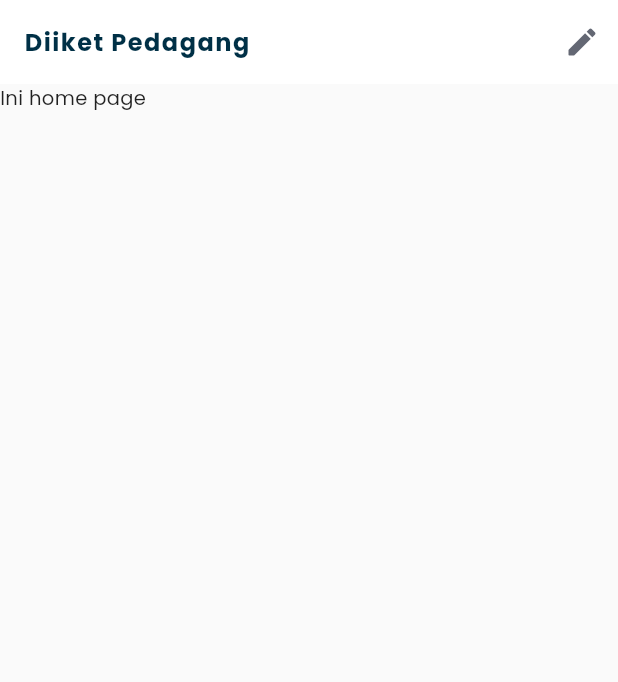
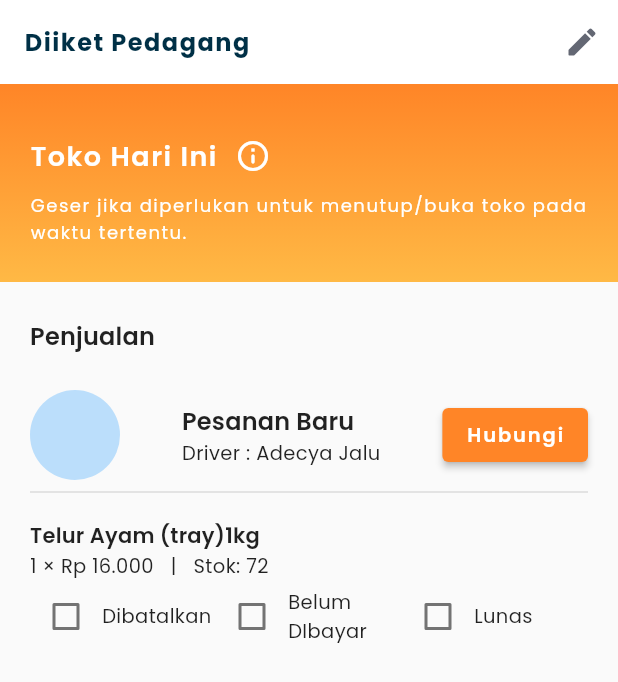
Before and after one commit to Innodev-K8/diiket-seller, a Flutter app: the screen it shows after launch, on a phone screen of 412 x 824 dp. Shown: the top 682 px of the screen. Run offline on Flutter 3.47's test engine with Material 2 defaults, Android fonts, the phone set to English and light mode, and no system bars; our stand-ins replace dio, firebase_auth, firebase_core, firebase_crashlytics, firebase_messaging, firebase_remote_config and 4 more; missing offline and left inert: diiket_models; accounts and stored records are empty.

Commit message:
Home page dan edit page
kurang titik tambahono

```diff
--- a/lib/main.dart
+++ b/lib/main.dart
@@ -20,7 +20,7 @@ class MyApp extends StatelessWidget {
   @override
   Widget build(BuildContext context) {
     return MaterialApp(
-      title: 'Diiket Driver',
+      title: 'Diiket Seller',
       debugShowCheckedModeBanner: false,
       theme: kAppTheme,
       initialRoute: HomePage.route,
--- a/lib/ui/pages/home_page.dart
+++ b/lib/ui/pages/home_page.dart
@@ -1,6 +1,9 @@
 import 'package:flutter/material.dart';
 import 'package:flutter/services.dart';
 import 'package:seller/ui/common/styles.dart';
+import 'package:seller/ui/pages/edit_page.dart';
+import 'package:seller/ui/widgets/order_list.dart';
+import 'package:seller/ui/widgets/stall_information.dart';
 
 class HomePage extends StatelessWidget {
   static String route = 'home';
@@ -23,7 +26,12 @@ class HomePage extends StatelessWidget {
           ),
           actions: [
             IconButton(
-            onPressed: () {},
+              onPressed: () {
+                Navigator.push(
+                  context,
+                  MaterialPageRoute(builder: (context) => EditPage()),
+                );
+              },
               icon: Icon(
                 Icons.edit_rounded,
                 color: ColorPallete.darkGray,
@@ -31,7 +39,19 @@ class HomePage extends StatelessWidget {
             ),
           ],
         ),
-      body: Text('Ini home page'),
-    );
+        body: Column(
+          crossAxisAlignment: CrossAxisAlignment.start,
+          children: [
+            StallInformation(),
+            Padding(
+              padding: const EdgeInsets.symmetric(vertical: 24, horizontal: 20),
+              child: Text(
+                "Penjualan",
+                style: kTextTheme.headline5,
+              ),
+            ),
+            OrderList(),
+          ],
+        ));
   }
 }
--- /dev/null
+++ b/lib/ui/widgets/item_checker.dart
@@ -0,0 +1,78 @@
+import 'package:flutter/material.dart';
+import 'package:seller/ui/common/styles.dart';
+import 'package:seller/ui/widgets/square_icon_button.dart';
+
+class ItemChecker extends StatefulWidget {
+  const ItemChecker({Key? key}) : super(key: key);
+
+  @override
+  _ItemCheckerState createState() => _ItemCheckerState();
+}
+
+class _ItemCheckerState extends State<ItemChecker> {
+  bool batal = false;
+  bool belum_bayar = false;
+  bool lunas = false;
+
+  @override
+  Widget build(BuildContext context) {
+    return Container(
+      margin: EdgeInsets.fromLTRB(0, 11, 0, 11),
+      child: Column(
+        children: [
+          Row(
+            children: [
+              Column(
+                crossAxisAlignment: CrossAxisAlignment.start,
+                children: [
+                  Text(
+                    "Telur Ayam (tray)1kg",
+                    style: kTextTheme.headline5!.copyWith(fontSize: 14),
+                  ),
+                  Text("1 × Rp 16.000   |   Stok: 72")
+                ],
+              ),
+            ],
+          ),
+          Row(
+            children: [
+              Checkbox(
+                checkColor: ColorPallete.backgroundColor,
+                activeColor: ColorPallete.primaryColor,
+                value: batal,
+                onChanged: (bool? value) {
+                  setState(() {
+                    batal = value!;
+                  });
+                },
+              ),
+              Expanded(child: Text("Dibatalkan")),
+              Checkbox(
+                checkColor: ColorPallete.backgroundColor,
+                activeColor: ColorPallete.primaryColor,
+                value: belum_bayar,
+                onChanged: (bool? value) {
+                  setState(() {
+                    belum_bayar = value!;
+                  });
+                },
+              ),
+              Expanded(child: Text("Belum DIbayar")),
+              Checkbox(
+                checkColor: ColorPallete.backgroundColor,
+                activeColor: ColorPallete.primaryColor,
+                value: lunas,
+                onChanged: (bool? value) {
+                  setState(() {
+                    lunas = value!;
+                  });
+                },
+              ),
+              Expanded(child: Text("Lunas"))
+            ],
+          )
+        ],
+      ),
+    );
+  }
+}
--- /dev/null
+++ b/lib/ui/widgets/order_list.dart
@@ -0,0 +1,41 @@
+import 'package:flutter/material.dart';
+import 'package:seller/ui/common/styles.dart';
+import 'package:seller/ui/widgets/item_checker.dart';
+
+class OrderList extends StatelessWidget {
+  const OrderList({Key? key}) : super(key: key);
+
+  @override
+  Widget build(BuildContext context) {
+    return Container(
+      margin: EdgeInsets.symmetric(vertical: 0, horizontal: 20),
+      child: Column(
+        children: [
+          Row(
+            mainAxisAlignment: MainAxisAlignment.spaceBetween,
+            children: [
+              CircleAvatar(
+                radius: 30,
+              ),
+              Column(
+                crossAxisAlignment: CrossAxisAlignment.start,
+                children: [
+                  Text(
+                    "Pesanan Baru",
+                    style: kTextTheme.headline5,
+                  ),
+                  Text("Driver : Adecya Jalu"),
+                ],
+              ),
+              ElevatedButton(onPressed: () {}, child: Text("Hubungi"))
+            ],
+          ),
+          Divider(
+            thickness: 1,
+          ),
+          ItemChecker(),
+        ],
+      ),
+    );
+  }
+}
--- /dev/null
+++ b/lib/ui/widgets/stall_information.dart
@@ -0,0 +1,46 @@
+import 'package:flutter/material.dart';
+import 'package:seller/ui/common/styles.dart';
+
+class StallInformation extends StatelessWidget {
+  const StallInformation({Key? key}) : super(key: key);
+
+  @override
+  Widget build(BuildContext context) {
+    return Container(
+      padding: EdgeInsets.symmetric(vertical: 24, horizontal: 20),
+      decoration: BoxDecoration(
+        gradient: LinearGradient(
+            begin: Alignment.topCenter,
+            end: Alignment.bottomCenter,
+            colors: <Color>[
+              Color(0xffFF8527),
+              Color(0xffFFB945),
+            ]),
+      ),
+      child: Column(
+        crossAxisAlignment: CrossAxisAlignment.start,
+        children: [
+          Row(
+            children: [
+              Text(
+                "Toko Hari Ini",
+                style: kTextTheme.headline3!
+                    .copyWith(color: ColorPallete.backgroundColor),
+              ),
+              IconButton(
+                  onPressed: () {},
+                  icon: Icon(
+                    Icons.info_outline_rounded,
+                    color: ColorPallete.backgroundColor,
+                  ))
+            ],
+          ),
+          Text(
+            "Geser jika diperlukan untuk menutup/buka toko pada waktu tertentu.",
+            style: kTextTheme.headline6!.copyWith(fontSize: 12),
+          ),
+        ],
+      ),
+    );
+  }
+}
```
Also changed, not shown: lib/ui/pages/edit_page.dart (added, +167 -0 lines), lib/ui/widgets/square_icon_button.dart (added, +37 -0 lines). Lines whose indentation alone changed are shown as unchanged.
